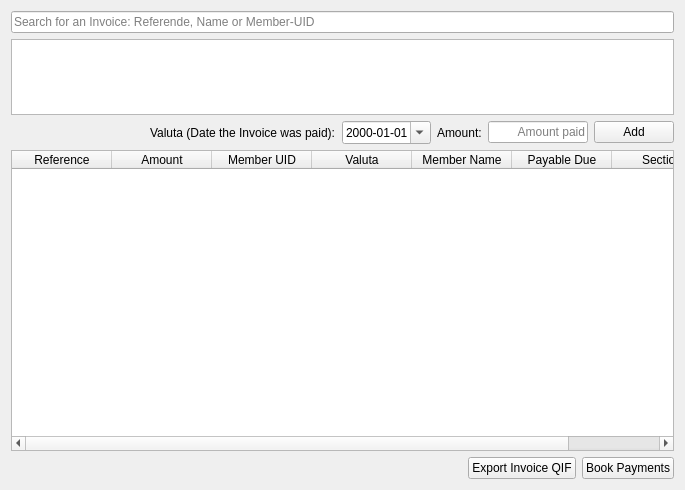
This is forms/paymentimport.ui in LukyLuke/PiTres as Qt 5 draws it before an edit. The edited form follows.
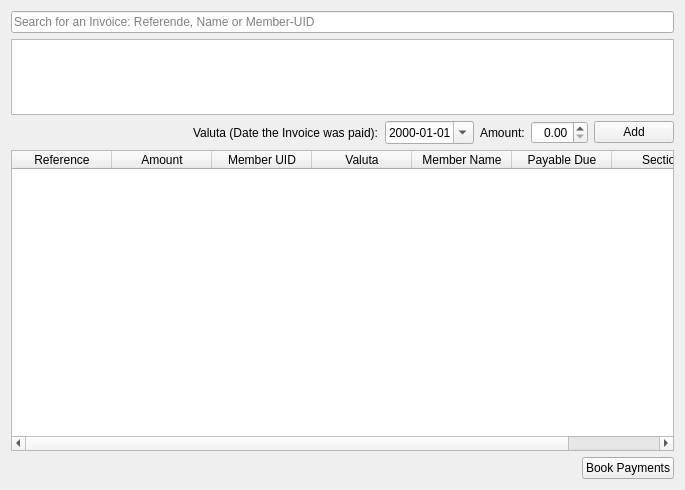
This is the edited form.

Commit message: Added LDIF-Export, CSV-Export for Users, modified QIF-Export, added member-due attributes and functions, prepared a settings dialog, ...

Patch:
```diff
--- a/forms/paymentimport.ui
+++ b/forms/paymentimport.ui
@@ -83,25 +83,10 @@
       </widget>
      </item>
      <item>
-      <widget class="QLineEdit" name="editAmount">
-       <property name="minimumSize">
-        <size>
-         <width>100</width>
-         <height>0</height>
-        </size>
-       </property>
-       <property name="maximumSize">
-        <size>
-         <width>100</width>
-         <height>16777215</height>
-        </size>
-       </property>
+      <widget class="QDoubleSpinBox" name="editAmount">
        <property name="alignment">
         <set>Qt::AlignRight|Qt::AlignTrailing|Qt::AlignVCenter</set>
        </property>
-       <property name="placeholderText">
-        <string>Amount paid</string>
-       </property>
       </widget>
      </item>
      <item>
@@ -180,13 +165,6 @@
        </property>
       </spacer>
      </item>
-     <item>
-      <widget class="QPushButton" name="btnInvoiceQif">
-       <property name="text">
-        <string>Export Invoice QIF</string>
-       </property>
-      </widget>
-     </item>
      <item>
       <widget class="QPushButton" name="btnContinue">
        <property name="text">
```
Left out of the diff: 3 changed lines with no effect on the pictures. The commit also changes 18 other files.
